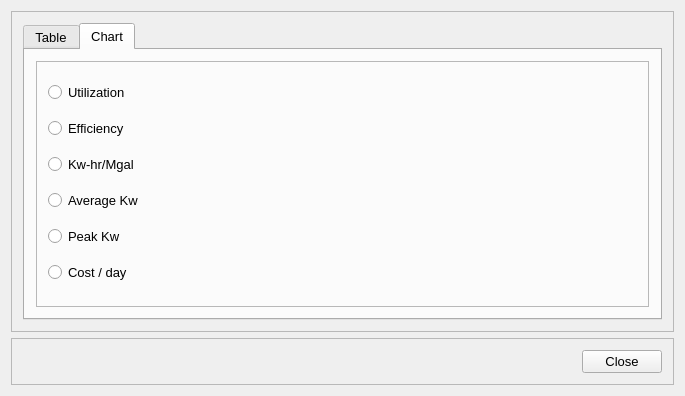
Above: src/ui/EPANET/frmEnergyReportDesigner.ui from USEPA/SWMM-EPANET_User_Interface before the change. Below: the same form after it.
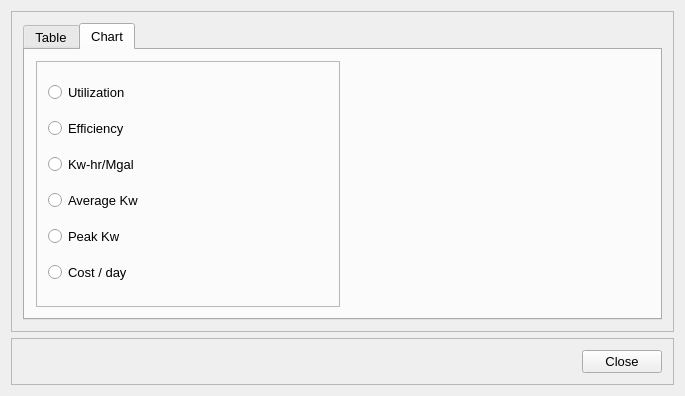
That is the form after the change. The open tabs and pages were chosen to show the change.

Commit message: include figure on energy report and calibration reoort forms

The edit to the form file:
```diff
--- a/src/ui/EPANET/frmEnergyReportDesigner.ui
+++ b/src/ui/EPANET/frmEnergyReportDesigner.ui
@@ -103,6 +103,12 @@
           <layout class="QHBoxLayout" name="horizontalLayout_2">
            <item>
             <widget class="QFrame" name="fraColumn">
+             <property name="maximumSize">
+              <size>
+               <width>400</width>
+               <height>16777215</height>
+              </size>
+             </property>
              <property name="frameShape">
               <enum>QFrame::StyledPanel</enum>
              </property>
@@ -155,6 +161,9 @@
              </layout>
             </widget>
            </item>
+           <item>
+            <widget class="QWidget" name="widgetChart" native="true"/>
+           </item>
           </layout>
          </widget>
         </widget>
```
The commit also changes 5 other files.
